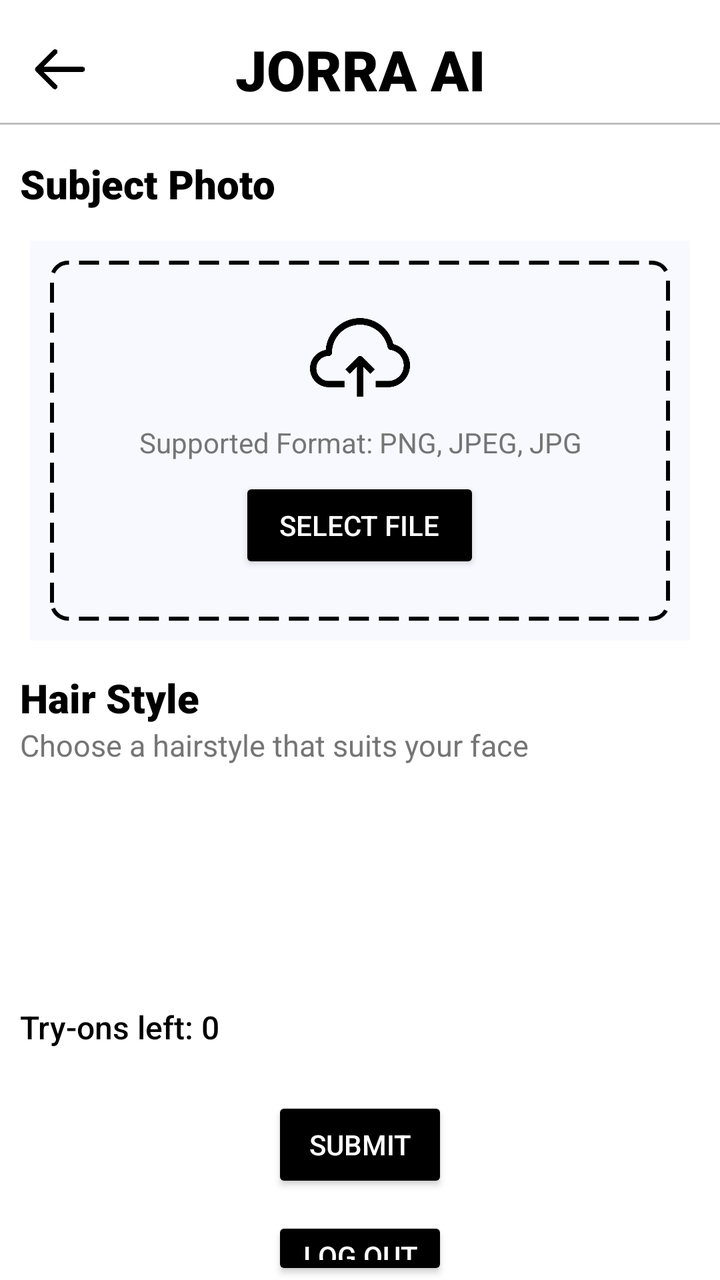
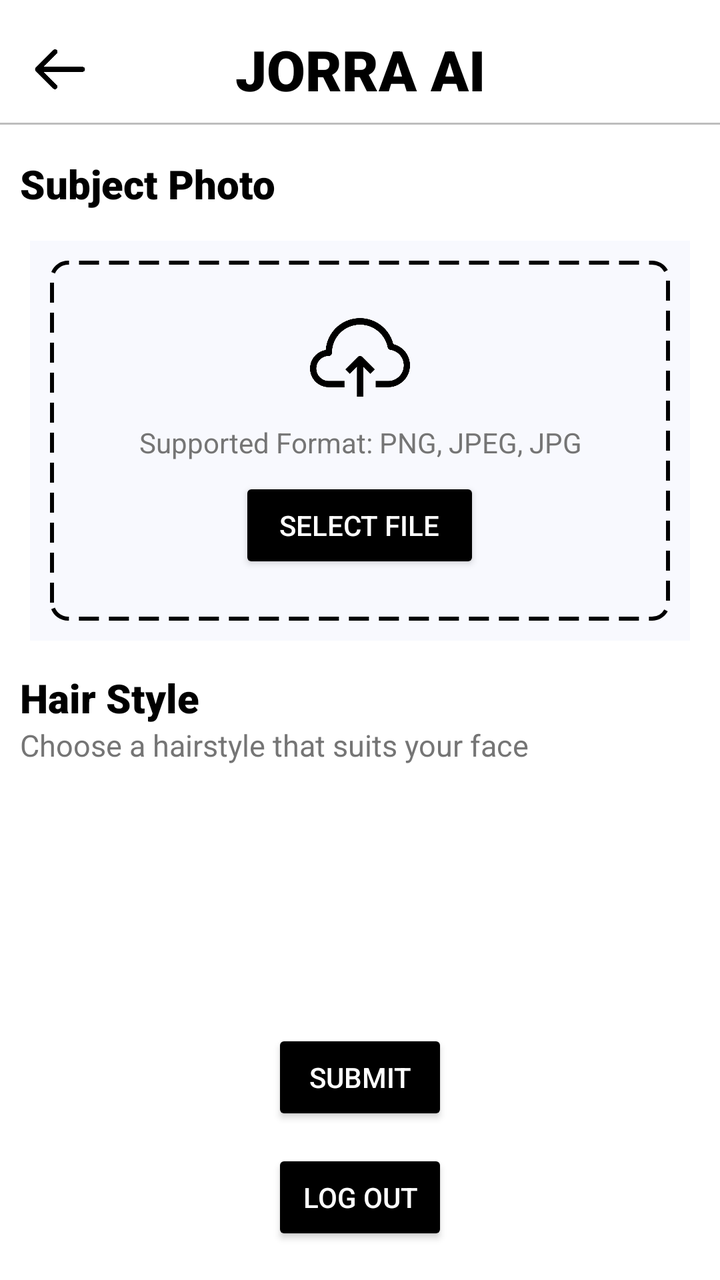

Two renders of the same Android screen: before a commit and after it. Below are the layout's source before the change and the commit's diff.
<!-- AndroidManifest.xml: application theme Theme.JORRAAI -->
<!-- res/layout/activity_upload.xml -->
<?xml version="1.0" encoding="utf-8"?>
<androidx.constraintlayout.widget.ConstraintLayout
    xmlns:android="http://schemas.android.com/apk/res/android"
    xmlns:app="http://schemas.android.com/apk/res-auto"
    xmlns:tools="http://schemas.android.com/tools"
    android:id="@+id/main"
    android:layout_width="match_parent"
    android:layout_height="match_parent"
    android:background="@color/white"
    tools:context=".UploadActivity">

    <LinearLayout
        android:layout_width="match_parent"
        android:layout_height="match_parent"
        android:orientation="vertical">

        
        <androidx.constraintlayout.widget.ConstraintLayout
            android:layout_width="match_parent"
            android:layout_height="wrap_content"
            android:paddingStart="15dp"
            android:paddingEnd="15dp"
            android:layout_marginTop="16dp">

            <ImageView
                android:id="@+id/backbtn"
                android:layout_width="30dp"
                android:layout_height="30dp"
                android:src="@drawable/back"
                app:layout_constraintStart_toStartOf="parent"
                app:layout_constraintTop_toTopOf="parent"
                app:layout_constraintBottom_toBottomOf="parent"/>

            <TextView
                android:id="@+id/titleText"
                android:layout_width="wrap_content"
                android:layout_height="wrap_content"
                android:text="JORRA AI"
                android:textSize="28sp"
                android:fontFamily="sans-serif-black"
                android:textColor="@color/black"
                app:layout_constraintStart_toStartOf="parent"
                app:layout_constraintEnd_toEndOf="parent"
                app:layout_constraintTop_toTopOf="parent"
                app:layout_constraintBottom_toBottomOf="parent"
                android:gravity="center"/>
        </androidx.constraintlayout.widget.ConstraintLayout>

        
        <View
            android:layout_width="match_parent"
            android:layout_height="1dp"
            android:background="#BDBDBD"
            android:layout_marginTop="8dp"/>

        
        <TextView
            android:layout_width="wrap_content"
            android:layout_height="wrap_content"
            android:text="Subject Photo"
            android:textSize="20sp"
            android:textColor="@color/black"
            android:fontFamily="sans-serif-black"
            android:paddingStart="10dp"
            android:paddingTop="16dp"/>

        
        <FrameLayout
            android:id="@+id/imagePreviewFrame"
            android:layout_width="match_parent"
            android:layout_height="200dp"
            android:layout_margin="15dp"
            android:background="#F8F9FE"
            android:clipToPadding="false"
            android:padding="10dp">

            
            <View
                android:id="@+id/dottedBorder"
                android:layout_width="match_parent"
                android:layout_height="match_parent"
                android:background="@drawable/dotted_border" />

            
            <ImageView
                android:id="@+id/imagePreview"
                android:layout_width="match_parent"
                android:layout_height="match_parent"
                android:scaleType="fitCenter"
                android:adjustViewBounds="true"
                android:visibility="gone"/>

            
            <LinearLayout
                android:layout_width="match_parent"
                android:layout_height="match_parent"
                android:gravity="center"
                android:orientation="vertical">

                <ImageView
                    android:id="@+id/uploadIcon"
                    android:layout_width="50dp"
                    android:layout_height="50dp"
                    android:layout_marginBottom="8dp"
                    android:contentDescription="Upload Icon"
                    android:src="@drawable/upload" />

                <TextView
                    android:id="@+id/supportedFormatText"
                    android:layout_width="wrap_content"
                    android:layout_height="wrap_content"
                    android:text="Supported Format: PNG, JPEG, JPG"
                    android:textSize="14sp"
                    android:textColor="#757575"
                    android:layout_marginBottom="8dp"
                    android:gravity="center"/>

                <Button
                    android:id="@+id/selectFileBtn"
                    android:layout_width="wrap_content"
                    android:layout_height="wrap_content"
                    android:backgroundTint="@color/black"
                    android:textColor="@android:color/white"
                    android:text="Select File"
                    android:paddingStart="20dp"
                    android:paddingEnd="20dp"/>
            </LinearLayout>

        </FrameLayout>

        
        <TextView
            android:layout_width="wrap_content"
            android:layout_height="wrap_content"
            android:text="Hair Style"
            android:textColor="@color/black"
            android:textSize="20sp"
            android:fontFamily="sans-serif-black"
            android:paddingStart="10dp"/>

        <TextView
            android:layout_width="wrap_content"
            android:layout_height="wrap_content"
            android:text="Choose a hairstyle that suits your face"
            android:textSize="15sp"
            android:textColor="#757575"
            android:fontFamily="sans-serif"
            android:paddingStart="10dp"
            android:paddingBottom="8dp"/>

        
        <androidx.recyclerview.widget.RecyclerView
            android:id="@+id/recyclerViewHairstyles"
            android:layout_width="match_parent"
            android:layout_height="100dp"
            android:orientation="horizontal"
            android:paddingStart="8dp"
            android:paddingEnd="8dp"
            android:clipToPadding="false"/>

        
        <TextView
            android:id="@+id/tryOnsText"
            android:layout_width="wrap_content"
            android:layout_height="wrap_content"
            android:text="Try-ons left: 0"
            android:paddingStart="10dp"
            android:paddingTop="12dp"
            android:textColor="@color/black"
            android:textSize="16sp"
            android:fontFamily="sans-serif-medium"/>

        
        <Button
            android:id="@+id/submitformbtn"
            android:layout_width="wrap_content"
            android:layout_height="wrap_content"
            android:text="Submit"
            android:textColor="@color/white"
            android:layout_gravity="center"
            android:layout_marginTop="24dp"
            android:backgroundTint="@color/black"/>

        
        <Button
            android:id="@+id/logoutBtn"
            android:layout_width="wrap_content"
            android:layout_height="wrap_content"
            android:text="Log out"
            android:textColor="@android:color/white"
            android:layout_gravity="center"
            android:layout_marginTop="12dp"
            android:backgroundTint="@color/black"/>

    </LinearLayout>

</androidx.constraintlayout.widget.ConstraintLayout>
<!-- resources referenced by this layout -->
<resources>
  <color name="black">#FF000000</color>
  <color name="white">#FFFFFFFF</color>
  <!-- drawable back: png bitmap (drawable, 3573 bytes) -->
  <!-- drawable dotted_border (drawable) -->
  <shape xmlns:android="http://schemas.android.com/apk/res/android"
      android:shape="rectangle">
      <solid android:color="@android:color/transparent"/>
      <stroke
          android:width="2dp"
          android:color="@color/black"
          android:dashWidth="10dp"
          android:dashGap="5dp"/>
      <corners android:radius="8dp"/>
  </shape>
  <!-- drawable upload: png bitmap (drawable, 14196 bytes) -->
  <style name="Theme.JORRAAI" parent="Base.Theme.JORRAAI" />
  <style name="Base.Theme.JORRAAI" parent="Theme.Material3.DayNight.NoActionBar">
          
          
      </style>
</resources>

<!-- the commit's change to res/layout/activity_upload.xml (unified diff, before → after) -->
@@ -159,18 +159,9 @@
             android:clipToPadding="false"/>
 
         
-        <TextView
-            android:id="@+id/tryOnsText"
-            android:layout_width="wrap_content"
-            android:layout_height="wrap_content"
-            android:text="Try-ons left: 0"
-            android:paddingStart="10dp"
-            android:paddingTop="12dp"
-            android:textColor="@color/black"
-            android:textSize="16sp"
-            android:fontFamily="sans-serif-medium"/>
+        
 
-        
+         
         <Button
             android:id="@+id/submitformbtn"
             android:layout_width="wrap_content"
